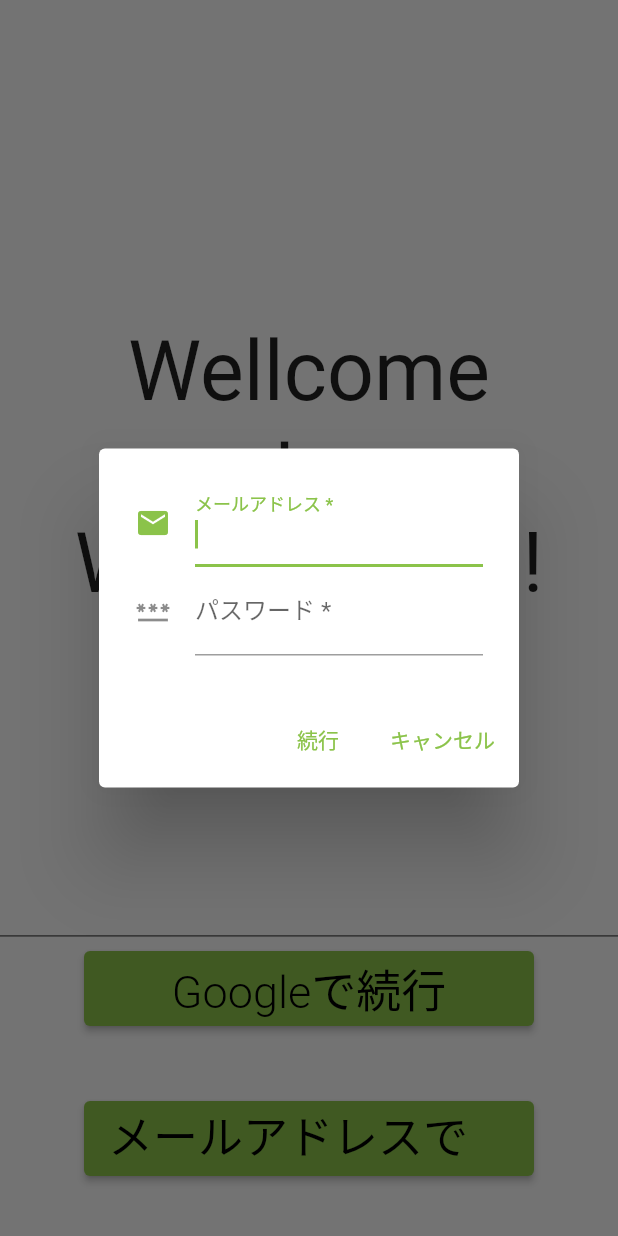
After one commit to 7wataaa/_whiteboard_flutter, a Flutter app: the screen it shows after launch, after a tap on "メールアドレスで続行", on a phone screen of 412 x 824 dp. The commit adds this screen. Run offline on Flutter 3.47's test engine with Material 2 defaults, Android fonts, the phone set to English and light mode, and no system bars; our stand-ins replace flutter_dotenv, flutter_riverpod, freezed_annotation, google_sign_in, shared_preferences.

Commit message:
tmp: 一時退避
メアド認証実装中

```diff
--- /dev/null
+++ b/lib/auth/components/email_login_form_dialog.dart
@@ -0,0 +1,85 @@
+import 'package:flutter/material.dart';
+
+typedef EmailAddressAndPasswodFunc = void Function(
+  String emailAddress,
+  String password,
+);
+
+class EmailLoginFormDialog extends StatefulWidget {
+  const EmailLoginFormDialog({
+    Key? key,
+    required this.onSubmit,
+  }) : super(key: key);
+
+  @override
+  _EmailLoginFormDialogState createState() => _EmailLoginFormDialogState();
+
+  final EmailAddressAndPasswodFunc onSubmit;
+}
+
+class _EmailLoginFormDialogState extends State<EmailLoginFormDialog> {
+  final _emailAddressEditingController = TextEditingController();
+
+  final _passwordEditingController = TextEditingController();
+
+  @override
+  Widget build(BuildContext context) {
+    _emailAddressEditingController.text = '';
+    _passwordEditingController.text = '';
+
+    return AlertDialog(
+      content: Column(
+        mainAxisAlignment: MainAxisAlignment.center,
+        mainAxisSize: MainAxisSize.min,
+        children: [
+          TextFormField(
+            decoration: const InputDecoration(
+              icon: Icon(Icons.email),
+              labelText: 'メールアドレス *',
+            ),
+            autofocus: true,
+            controller: _emailAddressEditingController,
+            validator: (str) {
+              debugPrint((str != null &&
+                      RegExp(r'[\w\-._]+@[\w\-._]+\.[A-Za-z]+').hasMatch(str))
+                  .toString());
+              return (str != null &&
+                      RegExp(r'[\w\-._]+@[\w\-._]+\.[A-Za-z]+').hasMatch(str))
+                  ? null
+                  : '正しいメールアドレスを入力してください';
+            },
+          ),
+          TextFormField(
+            decoration: const InputDecoration(
+              icon: Icon(Icons.password),
+              labelText: 'パスワード *',
+            ),
+            controller: _passwordEditingController,
+            validator: (String? value) {
+              return (value != null && value.contains('@'))
+                  ? 'Do not use the @ char.'
+                  : null;
+            },
+          ),
+        ],
+      ),
+      actions: [
+        TextButton(
+          onPressed: () {
+            widget.onSubmit(
+              _emailAddressEditingController.text,
+              _passwordEditingController.text,
+            );
+
+            Navigator.pop(context);
+          },
+          child: const Text('続行'),
+        ),
+        TextButton(
+          onPressed: () => Navigator.pop(context),
+          child: const Text('キャンセル'),
+        ),
+      ],
+    );
+  }
+}
--- a/lib/auth/model/user.dart
+++ b/lib/auth/model/user.dart
@@ -24,7 +24,7 @@ final googleSignIn = GoogleSignIn(clientId: dotenv.env['CLIENT_ID']);
 class UserStateNotifier extends StateNotifier<User> {
   UserStateNotifier() : super(User(name: '', email: '', photoUrl: '', id: ''));
 
-  Future<void> signIn() async {
+  Future<void> signInAtGoogle() async {
     await googleSignIn.signIn();
 
     final currentUser = googleSignIn.currentUser;
@@ -43,6 +43,10 @@ class UserStateNotifier extends StateNotifier<User> {
     );
   }
 
+  Future<void> signInAtEmail(String emailAddress, String password) async {
+    debugPrint('emailAddress: $emailAddress, password: $password');
+  }
+
   Future<void> signOut() async {
     await googleSignIn.signOut();
 
--- a/lib/auth/ui/login_page.dart
+++ b/lib/auth/ui/login_page.dart
@@ -1,6 +1,7 @@
 import 'package:flutter/material.dart';
 import 'package:flutter_riverpod/flutter_riverpod.dart';
 import 'package:whiteboard_flutter/auth/model/user.dart';
+import 'package:whiteboard_flutter/auth/components/email_login_form_dialog.dart';
 
 class LoginPage extends StatelessWidget {
   const LoginPage({Key? key}) : super(key: key);
@@ -57,9 +58,33 @@ class LoginPage extends StatelessWidget {
                 width: 300,
                 height: 50,
                 child: ElevatedButton(
-                  onPressed: context.read(userStateProvider.notifier).signIn,
+                  onPressed:
+                      context.read(userStateProvider.notifier).signInAtGoogle,
                   child: const Text(
                     'Googleで続行',
+                    style: TextStyle(fontSize: 30, fontWeight: FontWeight.w300),
+                  ),
+                ),
+              ),
+            ),
+            Padding(
+              padding: const EdgeInsets.only(bottom: 40, top: 10),
+              child: SizedBox(
+                width: 300,
+                height: 50,
+                child: ElevatedButton(
+                  onPressed: () async {
+                    await showDialog<EmailLoginFormDialog>(
+                      context: context,
+                      builder: (context) => EmailLoginFormDialog(
+                        onSubmit: context
+                            .read(userStateProvider.notifier)
+                            .signInAtEmail,
+                      ),
+                    );
+                  },
+                  child: const Text(
+                    'メールアドレスで続行',
                     style: TextStyle(fontSize: 30, fontWeight: FontWeight.w300),
                   ),
                 ),
--- a/pubspec.yaml
+++ b/pubspec.yaml
@@ -28,6 +28,7 @@ dependencies:
   flutter_localizations:
     sdk: flutter
   flutter_riverpod: ^0.14.0+3
+  flutter_secure_storage: ^4.2.1
   freezed: ^0.14.2
   freezed_annotation: ^0.14.2
   google_sign_in: ^5.0.7
```
Also changed, not shown: pubspec.lock, 1 other file.
